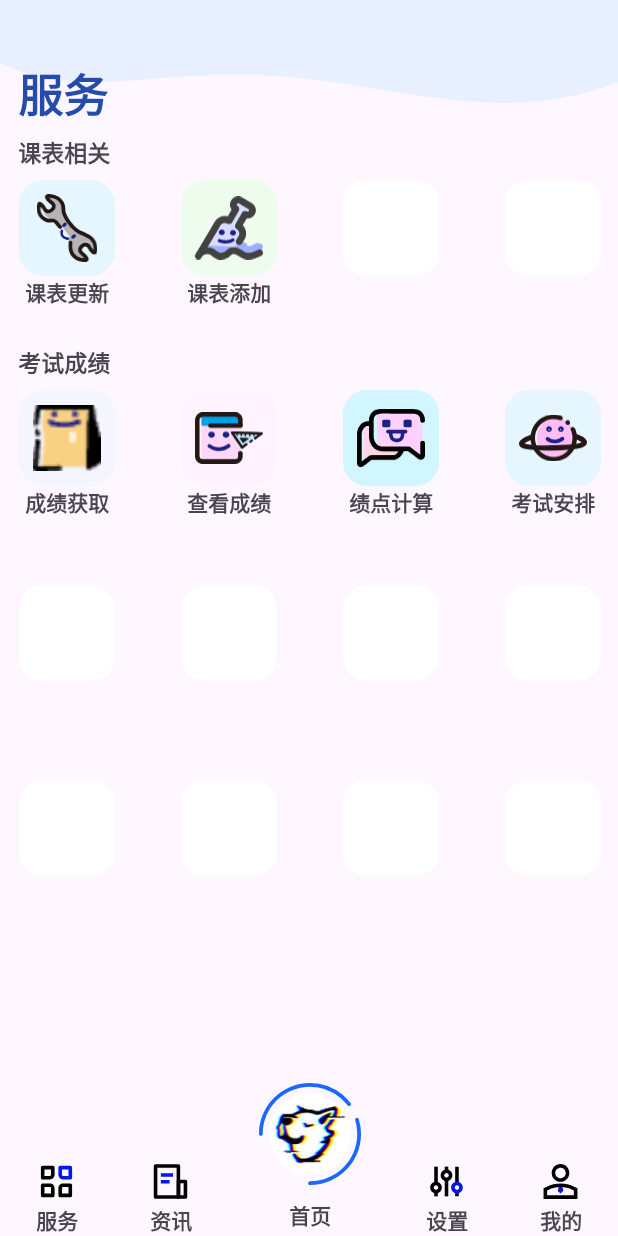
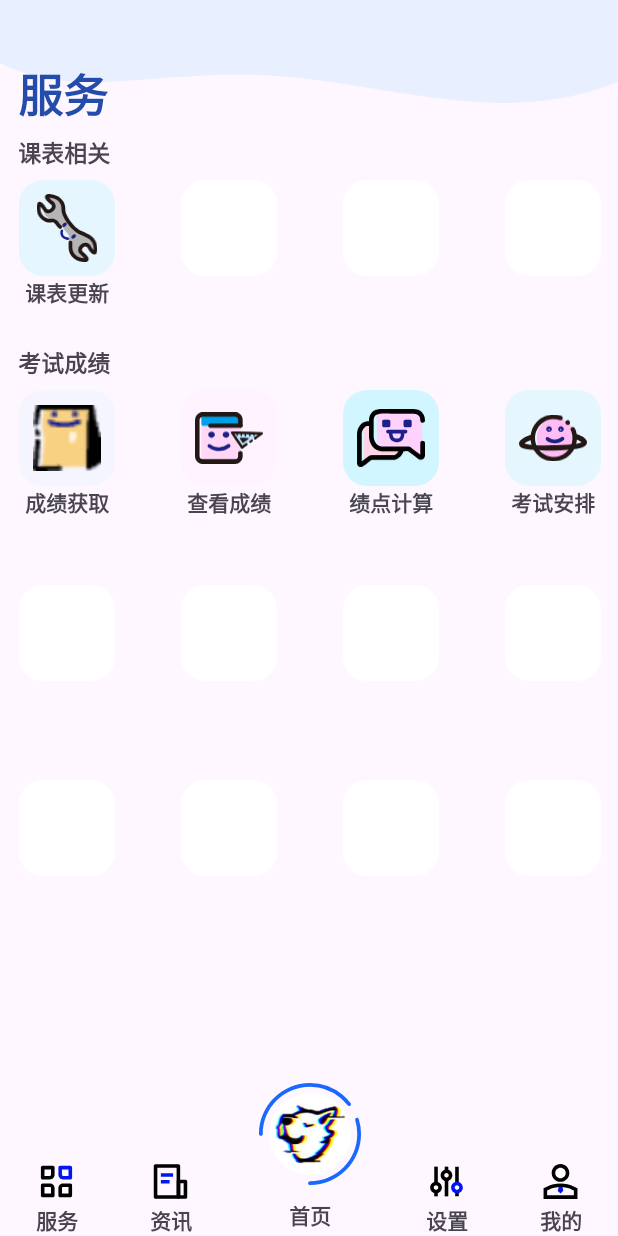
Before and after one commit to WildFox404/AUST-APP, an Android app: the BottomNavigationView screen opened directly, with no data from a screen before it, after a tap on "服务", on a phone screen of 412 x 824 dp. Run offline under Robolectric (Android 15) with nearby library versions, the phone set to English and light mode, and no system bars; network calls fail; 2 statements that could not run were skipped.

Commit message:
add ignore

```diff
--- a/app/src/main/res/layout/fragment.xml
+++ b/app/src/main/res/layout/fragment.xml
@@ -13,7 +13,7 @@
         <FrameLayout
                 android:id="@+id/fragment_container"
                 android:layout_width="match_parent"
-                android:layout_height="0dp"
+                android:layout_height="match_parent"
                 android:layout_weight="8"
                 app:layout_constraintStart_toStartOf="parent" app:layout_constraintEnd_toEndOf="parent"
                 app:layout_constraintTop_toTopOf="parent" app:layout_constraintBottom_toBottomOf="parent"
--- a/app/src/main/res/layout/service.xml
+++ b/app/src/main/res/layout/service.xml
@@ -93,7 +93,7 @@
                             android:layout_width="wrap_content"
                             android:layout_height="wrap_content"
                             android:layout_weight="1"
-                            app:srcCompat="@drawable/b9"
+                            app:srcCompat="@drawable/white"
                             app:layout_constraintTop_toTopOf="parent"
                             android:id="@+id/imageView16" app:layout_constraintStart_toStartOf="parent"
                             app:layout_constraintEnd_toEndOf="parent"/>
@@ -101,7 +101,7 @@
                             android:layout_width="45dp"
                             android:layout_height="45dp"
                             android:layout_weight="1"
-                            app:srcCompat="@drawable/q2"
+                            app:srcCompat="@drawable/white"
                             app:layout_constraintTop_toTopOf="@+id/imageView16"
                             app:layout_constraintEnd_toEndOf="@+id/imageView16"
                             app:layout_constraintStart_toStartOf="@+id/imageView16"
@@ -114,8 +114,7 @@
                             android:typeface="normal"
                             app:layout_constraintStart_toStartOf="parent"
                             app:layout_constraintTop_toBottomOf="@+id/imageView16"
-                            app:layout_constraintEnd_toEndOf="parent" android:text="课表添加"
-                            android:textAlignment="center"/>
+                            app:layout_constraintEnd_toEndOf="parent"/>
                 </androidx.constraintlayout.widget.ConstraintLayout>
             </LinearLayout>
             <LinearLayout
```
Also changed, not shown: 3 other files.
